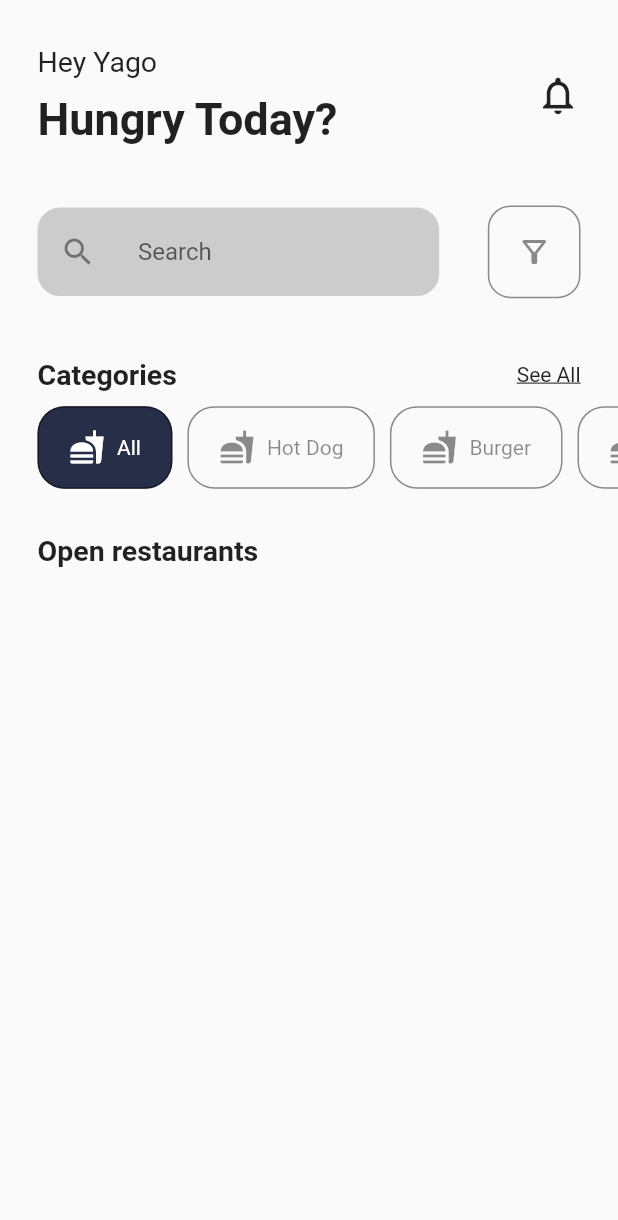
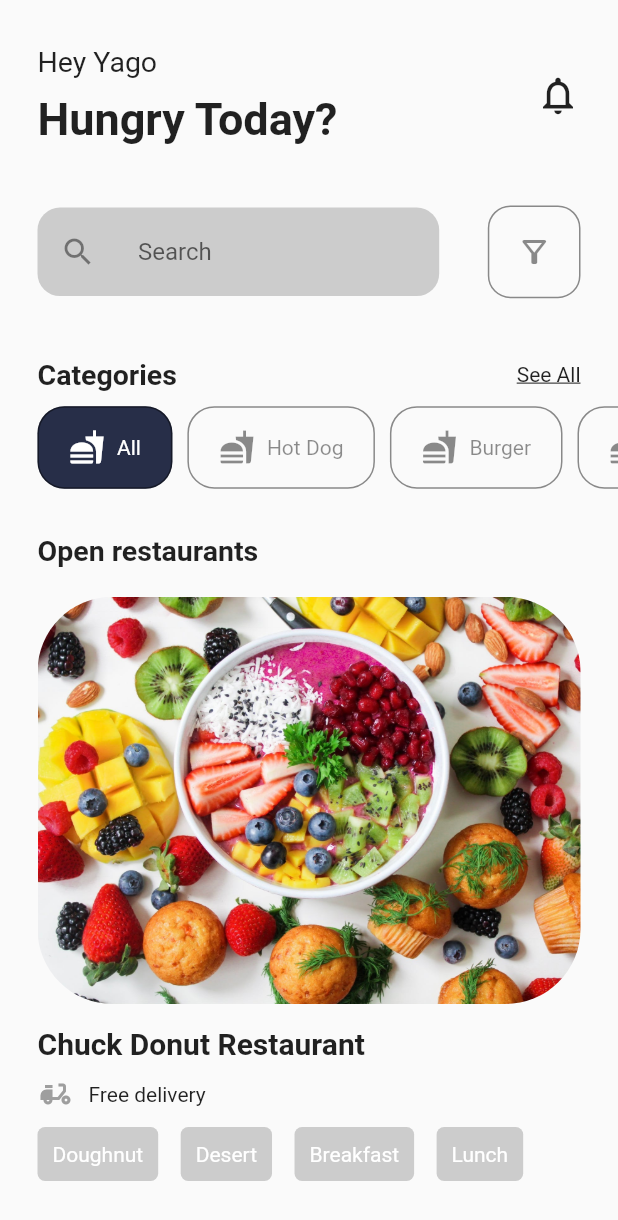
Before and after one commit to yago1404/food_store_ui, a Flutter app: the screen it shows after launch, on a phone screen of 412 x 824 dp. Shown: the top 1220 px of the screen. Run offline on Flutter 3.47's test engine with Material 2 defaults, Android fonts, the phone set to English and light mode, and no system bars.

Commit message:
complete a main screen

```diff
--- a/lib/models/restaurant/restaurant.dart
+++ b/lib/models/restaurant/restaurant.dart
@@ -1,11 +1,12 @@
 class Restaurant {
   String _name;
   String _deliveryTime;
+  String _imageAddress;
   List<String> _dishesTypes;
   double _classificationNote;
   double _deliveryPrice;
 
-  Restaurant(this._name, this._deliveryTime, this._dishesTypes);
+  Restaurant(this._name, this._deliveryTime, this._dishesTypes, this._imageAddress);
 
   String get getName {
     return this._name;
@@ -13,6 +14,10 @@ class Restaurant {
 
   String get getDeliveryTime {
     return this._deliveryTime;
+  }
+
+  String get getImageAddress {
+    return this._imageAddress;
   }
 
   List<String> get getDishesTypes {
--- /dev/null
+++ b/lib/services/restaurant_service/restaurant_sevice.dart
@@ -0,0 +1,14 @@
+
+import 'package:food_store_ui/models/restaurant/restaurant.dart';
+
+List<Restaurant> allRestaurants = [
+  Restaurant("Chuck Donut Restaurant", "20 - 25 min", ["Doughnut", "Desert", "Breakfast", "Lunch"], "food-picture.jpeg"),
+  Restaurant("Test Restaurant", "30 - 40 min", ["Lunch", "Sugar", "Test", "Nuggets"], "none"),
+];
+
+class RestaurantService {
+
+  List getAll() {
+    return allRestaurants;
+  }
+}
--- a/lib/views/home_page.dart
+++ b/lib/views/home_page.dart
@@ -1,6 +1,8 @@
 import 'package:flutter/material.dart';
-import 'package:flutter/rendering.dart';
+import 'package:food_store_ui/models/restaurant/restaurant.dart';
+import 'package:food_store_ui/services/restaurant_service/restaurant_sevice.dart';
 import 'package:food_store_ui/widgets/filter_type_card/filter_type_card.dart';
+import 'package:food_store_ui/widgets/restaurant_card/restaurant_card.dart';
 
 class HomePage extends StatefulWidget {
   @override
@@ -8,6 +10,13 @@ class HomePage extends StatefulWidget {
 }
 
 class _HomePageState extends State<HomePage> {
+  List<Restaurant> restaurantList = RestaurantService().getAll();
+
+  @override
+  void initState() {
+    super.initState();
+  }
+
   @override
   Widget build(BuildContext context) {
     return Scaffold(
@@ -183,6 +192,118 @@ class _HomePageState extends State<HomePage> {
             style: TextStyle(fontWeight: FontWeight.bold, fontSize: 19),
           ),
         ),
+        SizedBox(
+          height: 20,
+        ),
+        Column(
+          children: [
+            Container(
+                margin: EdgeInsets.only(left: 25, right: 25),
+                child: ClipRRect(
+                  borderRadius: BorderRadius.circular(50),
+                  child: Image.asset(
+                    "assets/images/food-picture.jpeg",
+                    fit: BoxFit.contain,
+                  ),
+                )),
+            SizedBox(
+              height: 15,
+            ),
+            Container(
+              margin: EdgeInsets.only(left: 25),
+              alignment: Alignment.topLeft,
+              child: Text(
+                "Chuck Donut Restaurant",
+                style: TextStyle(
+                  fontWeight: FontWeight.bold,
+                  fontSize: 20,
+                ),
+              ),
+            ),
+            SizedBox(
+              height: 10,
+            ),
+            Container(
+              margin: EdgeInsets.only(left: 25),
+              child: Row(
+                children: [
+                  Icon(
+                    Icons.delivery_dining,
+                    color: Colors.grey,
+                  ),
+                  SizedBox(
+                    width: 10,
+                  ),
+                  Text(
+                    "Free delivery",
+                  ),
+                ],
+              ),
+            ),
+            SizedBox(
+              height: 10,
+            ),
+            Container(
+              margin: EdgeInsets.only(left: 25),
+              child: Row(
+                children: [
+                  Container(
+                    decoration: BoxDecoration(
+                        color: Color(0xFFCCCCCC),
+                        borderRadius: BorderRadius.circular(5)),
+                    padding: EdgeInsets.all(10),
+                    child: Text(
+                      "Doughnut",
+                      style: TextStyle(color: Colors.white),
+                    ),
+                  ),
+                  SizedBox(
+                    width: 15,
+                  ),
+                  Container(
+                    decoration: BoxDecoration(
+                        color: Color(0xFFCCCCCC),
+                        borderRadius: BorderRadius.circular(5)),
+                    padding: EdgeInsets.all(10),
+                    child: Text(
+                      "Desert",
+                      style: TextStyle(color: Colors.white),
+                    ),
+                  ),
+                  SizedBox(
+                    width: 15,
+                  ),
+                  Container(
+                    decoration: BoxDecoration(
+                        color: Color(0xFFCCCCCC),
+                        borderRadius: BorderRadius.circular(5)),
+                    padding: EdgeInsets.all(10),
+                    child: Text(
+                      "Breakfast",
+                      style: TextStyle(color: Colors.white),
+                    ),
+                  ),
+                  SizedBox(
+                    width: 15,
+                  ),
+                  Container(
+                    decoration: BoxDecoration(
+                        color: Color(0xFFCCCCCC),
+                        borderRadius: BorderRadius.circular(5)),
+                    padding: EdgeInsets.all(10),
+                    child: Text(
+                      "Lunch",
+                      style: TextStyle(color: Colors.white),
+                    ),
+                  ),
+                ],
+              ),
+            ),
+            SizedBox(
+              height: 30,
+            ),
+          ],
+        ),
       ],
     );
   }
--- a/lib/widgets/restaurant_card/restaurant_card.dart
+++ b/lib/widgets/restaurant_card/restaurant_card.dart
@@ -0,0 +1,15 @@
+import 'package:flutter/material.dart';
+
+class RestaurantCard extends StatelessWidget {
+  @override
+  Widget build(BuildContext context) {
+    return Container(
+      width: MediaQuery.of(context).size.width,
+      child: Column(
+        children: [
+          Text("teste"),
+        ],
+      ),
+    );
+  }
+}
--- a/pubspec.yaml
+++ b/pubspec.yaml
@@ -45,9 +45,8 @@ flutter:
   uses-material-design: true
 
   # To add assets to your application, add an assets section, like this:
-  # assets:
-  #   - images/a_dot_burr.jpeg
-  #   - images/a_dot_ham.jpeg
+  assets:
+    - assets/images/
 
   # An image asset can refer to one or more resolution-specific "variants", see
   # https://flutter.dev/assets-and-images/#resolution-aware.
```
Also changed, not shown: assets/images/food-picture.jpeg (added).
